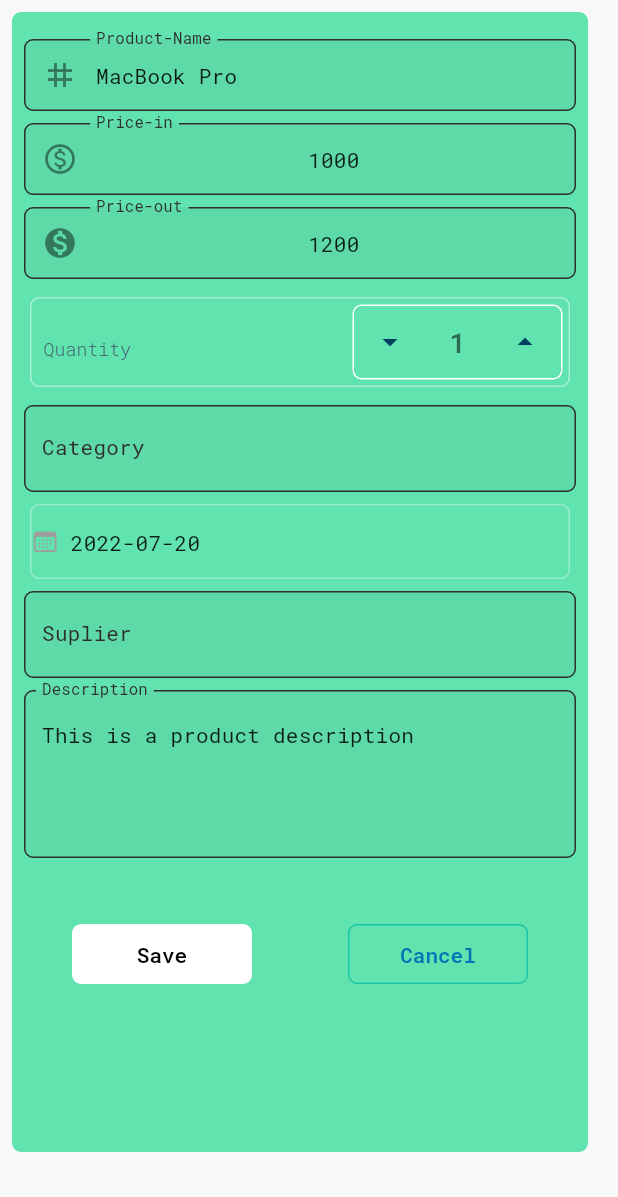
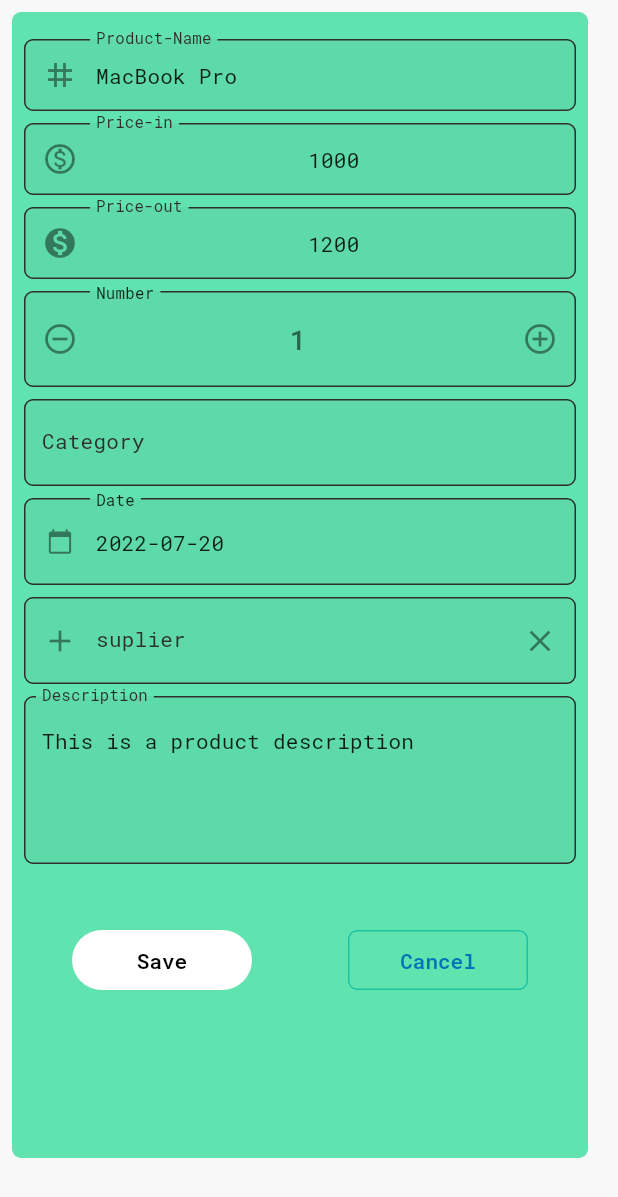
Before and after one commit to oussaid1/hanouty, a Flutter app: the AddProductFullPage screen opened directly, on a phone screen of 412 x 824 dp. Shown: the top 1197 px of the screen. Run offline on Flutter 3.47's test engine with Material 2 defaults, Android fonts, the phone set to English and light mode, and no system bars; drawn by our look-alikes of overlay_support; our stand-ins replace badges, bloc, cloud_firestore, easy_localization, equatable, firebase_auth and 16 more; missing offline and left inert: cloud_firestore_web, firebase_app_check, firebase_app_check_web, firebase_auth_web, firebase_core_web, google_sign_in_web and 2 more; accounts and stored records are empty.

```diff
--- a/lib/database/database.dart
+++ b/lib/database/database.dart
@@ -230,7 +230,7 @@
   }
 
   Stream<List<SaleModel>> salesStream() {
-    return users.doc(uid!.trim()).collection(DbTables.sales).snapshots().map(
+    return users.doc(uid).collection(DbTables.sales).snapshots().map(
         (QuerySnapshot query) => query.docs
             .map((element) => SaleModel.fromMap(element))
             .toList(growable: true));
--- a/lib/models/Sale/filtered_sales.dart
+++ b/lib/models/Sale/filtered_sales.dart
@@ -81,7 +81,7 @@
   }
 
 /////////////////////////////////////////////////////////////////////////
-  List<String> get distinctCilentName {
+  List<String> get distinctCilentNames {
     List<String> mlist = [];
     for (var element in sales) {
       mlist.add(element.shopClientId!);
--- a/lib/root.dart
+++ b/lib/root.dart
@@ -6,6 +6,7 @@
 import 'blocs/authbloc/auth_bloc.dart';
 import 'cubits/usermodel_cubit/user_model_cubit.dart';
 import 'database/database.dart';
+import 'screens/sales/sales_tab.dart';
 import 'utils/global_functions.dart';
 import 'routes/routes.dart';
 import 'screens/splash/splash_login_signup.dart';
@@ -50,7 +51,7 @@
               title: 'Dashboard',
               centreWidget: BlocProvider(
                 create: (context) => UserModelCubit(),
-                child: const DashBoardPage(),
+                child: const SalesTab(),
               ),
             );
           }
--- a/lib/screens/product/add_product/add_product.dart
+++ b/lib/screens/product/add_product/add_product.dart
@@ -293,6 +293,11 @@
             VoidCallback onFieldSubmitted) {
           return TextFormField(
             controller: textEditingController,
+            onChanged: (text) {
+              setState(() {
+                productCat = text;
+              });
+            },
             decoration: InputDecoration(
               labelText: 'Category'.tr(),
               border: OutlineInputBorder(
@@ -341,7 +346,33 @@
             VoidCallback onFieldSubmitted) {
           return TextFormField(
             controller: textEditingController,
+            onChanged: (String value) {
+              setState(() {
+                suplier = value;
+              });
+            },
             decoration: InputDecoration(
+              prefixIcon: Tooltip(
+                message: 'Add new suplier'.tr(),
+                child: IconButton(
+                  icon: const Icon(Icons.add),
+                  onPressed: () {
+                    /// TODO: add new suplier Dialog
+                    // Navigator.push(
+                    //   context,
+                    //   MaterialPageRoute(
+                    //     builder: (context) => AddSuplierPage(),
+                    //   ),
+                    // );
+                  },
+                ),
+              ),
+              suffixIcon: IconButton(
+                icon: const Icon(Icons.clear),
+                onPressed: () {
+                  textEditingController.clear();
+                },
+              ),
               labelText: 'Suplier'.tr(),
               border: OutlineInputBorder(
                 borderRadius: BorderRadius.circular(6.0),
@@ -349,6 +380,7 @@
               ),
               //border: InputBorder.none,
               hintText: 'suplier'.tr(),
+              label: const Text('suplier').tr(),
               hintStyle: Theme.of(context).textTheme.subtitle2!,
               filled: true,
             ),
@@ -361,7 +393,7 @@
         },
         onSelected: (String selection) {
           setState(() {
-            productCat = selection;
+            suplier = selection;
           });
           log('Selected: $selection');
         },
@@ -370,12 +402,7 @@
   }
 
   _buildDate() {
-    return Container(
-      margin: const EdgeInsets.only(left: 4, right: 4),
-      decoration: BoxDecoration(
-          border: Border.all(color: const Color.fromARGB(92, 255, 255, 255)),
-          borderRadius: BorderRadius.circular(6)),
-      height: 50,
+    return SizedBox(
       width: 400,
       child: SelectDate(
         initialDate: widget.initialDateTime ?? DateTime.now(),
@@ -393,34 +420,15 @@
   }
 
   _buildQuantity(BuildContext context) {
-    return Container(
-      margin: const EdgeInsets.all(4),
-      decoration: BoxDecoration(
-          border: Border.all(color: const Color.fromARGB(115, 255, 255, 255)),
-          borderRadius: BorderRadius.circular(6)),
-      child: Row(
-        mainAxisAlignment: MainAxisAlignment.spaceBetween,
-        crossAxisAlignment: CrossAxisAlignment.center,
-        children: [
-          Padding(
-            padding: const EdgeInsets.only(
-              left: 8.0,
-              top: 8,
-            ),
-            child: Text(
-              'Quantity'.tr(),
-              style: Theme.of(context).textTheme.subtitle2!,
-            ),
-          ),
-          NumberIncrementerWidget(
+    return SizedBox(
+      width: context.width,
+      child: NumberIncrementerWidget(
         initialValue: quantity,
         onChanged: (num number) {
           setState(() {
             quantity = number;
           });
         },
-          ),
-        ],
       ),
     );
   }
--- a/lib/screens/sales/sales_tab.dart
+++ b/lib/screens/sales/sales_tab.dart
@@ -13,6 +13,7 @@
       child: Scaffold(
         backgroundColor: Colors.transparent,
         appBar: AppBar(
+          backgroundColor: Colors.transparent,
           leading: Container(),
           elevation: 0,
           flexibleSpace: TabBar(
--- a/lib/settings/themes.dart
+++ b/lib/settings/themes.dart
@@ -135,7 +135,7 @@
     padding: const EdgeInsets.symmetric(horizontal: 8),
     shape: const RoundedRectangleBorder(
       //side: BorderSide(color: MThemeData.accentColorm),
-      borderRadius: BorderRadius.all(Radius.circular(6)),
+      borderRadius: BorderRadius.all(Radius.circular(50)),
     ),
   );
 
--- a/lib/widgets/date_pickers.dart/date_picker.dart
+++ b/lib/widgets/date_pickers.dart/date_picker.dart
@@ -3,8 +3,11 @@
 import 'package:flutter/material.dart';
 
 class SelectDate extends StatefulWidget {
+  final String? labelText;
+
   const SelectDate({
     Key? key,
+    this.labelText = 'Date',
     this.initialDate,
     this.firstDate,
     this.lastDate,
@@ -50,30 +53,26 @@
 
   @override
   Widget build(BuildContext context) {
-    return SizedBox(
-        width: 140,
-        height: 50,
-        child: GestureDetector(
-          onTap: () => selectDate(context),
-          child: Container(
-            decoration: BoxDecoration(
-              borderRadius: BorderRadius.circular(6.0),
-              boxShadow: const [],
-            ),
-            child: Row(
-              children: [
-                const Icon(
-                  CupertinoIcons.calendar,
-                  color: Colors.grey,
-                  size: 18,
-                ),
-                Padding(
-                  padding: const EdgeInsets.only(left: 8.0, right: 8),
-                  child: Text((_pickedDateTime)!.ddmmyyyy()),
-                ),
-              ],
-            ),
-          ),
-        ));
+    return TextField(
+      controller: TextEditingController(
+        text: _pickedDateTime?.ddmmyyyy(),
+      ),
+      onTap: () {
+        selectDate(context);
+      },
+      decoration: InputDecoration(
+        hintText: 'Select Date',
+        border: OutlineInputBorder(
+          borderRadius: BorderRadius.circular(6),
+        ),
+        filled: true,
+        prefixIcon: const Icon(
+          Icons.calendar_today,
+          size: 18,
+        ),
+        label: Text(widget.labelText ?? 'Date',
+            style: Theme.of(context).textTheme.bodyMedium),
+      ),
+    );
   }
 }
--- a/lib/widgets/number_incrementer.dart
+++ b/lib/widgets/number_incrementer.dart
@@ -1,4 +1,5 @@
 import 'package:flutter/material.dart';
+import 'package:flutter/services.dart';
 
 class NumberIncrementerWidget extends StatefulWidget {
   final num fraction;
@@ -7,10 +8,12 @@
   final void Function(num) onChanged;
   final num? limitUp;
   final num? limitDown;
+  final String? labelText;
 
   const NumberIncrementerWidget({
     Key? key,
     required this.onChanged,
+    this.labelText = 'Number',
     this.initialValue,
     this.fraction = 1,
     this.signed = false,
@@ -40,19 +43,21 @@
 
   @override
   Widget build(BuildContext context) {
-    return Container(
-      margin: const EdgeInsets.all(4),
-      decoration: BoxDecoration(
-          border: Border.all(color: Theme.of(context).bottomAppBarColor),
-          borderRadius: BorderRadius.circular(6)),
-      height: 50,
-      width: 140,
-      child: Row(
-        children: [
-          IconButton(
-              icon: Icon(
-                Icons.arrow_drop_down,
-                color: Theme.of(context).colorScheme.primaryContainer,
+    return TextField(
+      readOnly: true,
+      inputFormatters: [
+        /// numbers opnly
+        FilteringTextInputFormatter.allow(RegExp('[0-9.]+')),
+      ],
+      controller: TextEditingController(text: number.toString()),
+      keyboardType: TextInputType.number,
+      textAlign: TextAlign.center,
+      style: Theme.of(context).textTheme.headline3,
+      decoration: InputDecoration(
+        prefixIcon: IconButton(
+            icon: const Icon(
+              Icons.remove_circle_outline_outlined,
+              // color: Theme.of(context).colorScheme.primaryContainer,
             ),
             onPressed: () {
               if (widget.signed) {
@@ -67,15 +72,9 @@
                 });
               }
             }),
-          Expanded(
-              child: Text(
-            number.toString(),
-            textAlign: TextAlign.center,
-            style: Theme.of(context).textTheme.headline3,
-          )),
-          IconButton(
-              icon: const Icon(Icons.arrow_drop_up),
-              color: Theme.of(context).colorScheme.primaryContainer,
+        suffixIcon: IconButton(
+            icon: const Icon(Icons.add_circle_outline_outlined),
+            //color: Theme.of(context).colorScheme.primaryContainer,
             onPressed: () {
               if (widget.limitUp != null) {
                 setState(() {
@@ -91,7 +90,13 @@
                 widget.onChanged(number);
               }
             }),
-        ],
+        border: OutlineInputBorder(
+          borderRadius: BorderRadius.circular(6),
+        ),
+        filled: true,
+        hintText: '0',
+        label: Text(widget.labelText ?? 'Number',
+            style: Theme.of(context).textTheme.bodyMedium),
       ),
     );
   }
```
Also changed, not shown: lib/blocs/salesbloc/sales_bloc.dart (+5 -3 lines), lib/screens/product/products_listview.dart (+16 -5 lines), lib/screens/sales/sales_list.dart (+40 -49 lines), lib/screens/sell/sell_product/sell_product_dialogue.dart (+95 -37 lines), lib/screens/splash/splash_login_signup.dart (+27 -7 lines), lib/widgets/spinners/client_spinner.dart (+7 -1 lines). Lines whose indentation alone changed are shown as unchanged.
